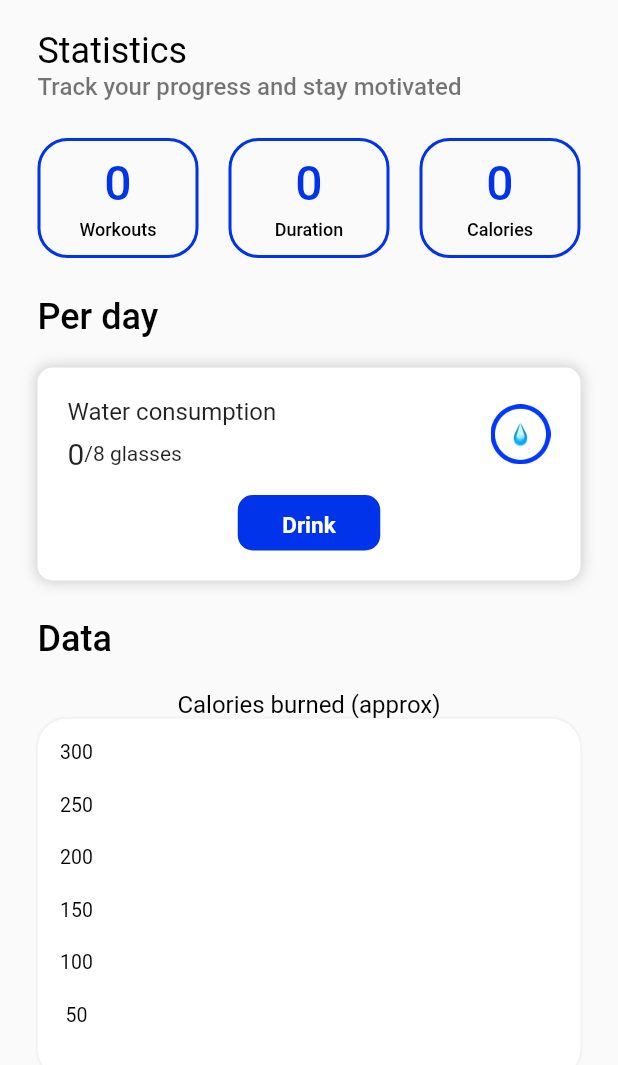
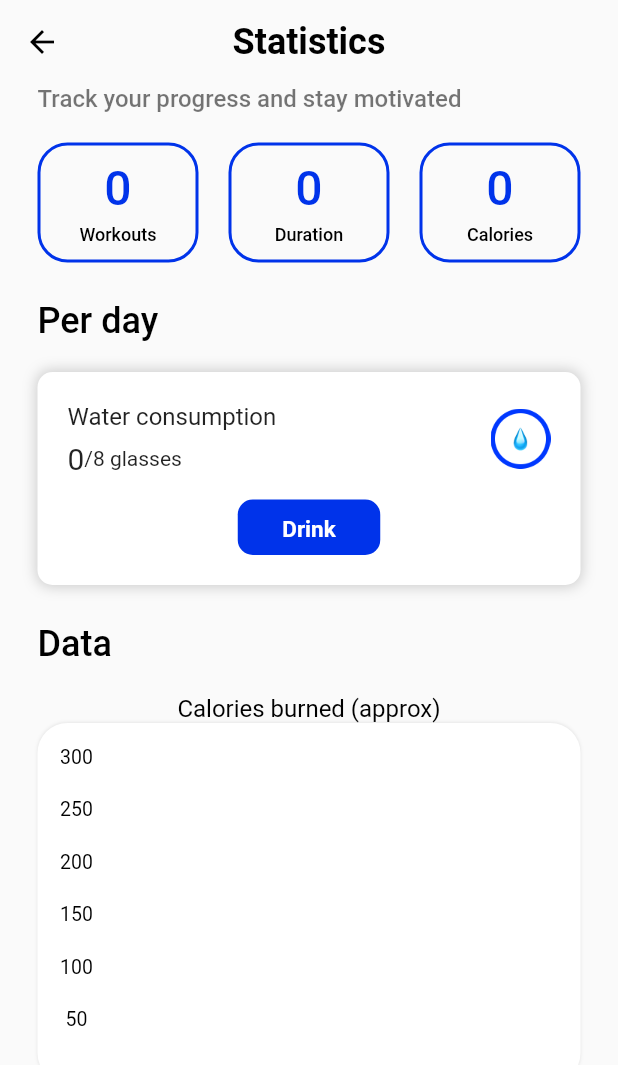
Before and after one commit to Tolibzhon/AquaFit, a Flutter app: the StatisticsScreen screen opened directly, on a phone screen of 412 x 824 dp. Shown: the top 1065 px of the screen. Run offline on Flutter 3.47's test engine with Material 2 defaults, Android fonts, the phone set to English and light mode, and no system bars; our stand-ins replace cached_network_image, firebase_core, firebase_database, flutter_bloc, freezed_annotation, hive_flutter and 4 more; missing offline and left inert: apphud; accounts and stored records are empty; network calls fail; statements that could not run were skipped.

Commit message:
add changes

```diff
--- a/lib/feature/statistics/presentation/statistics_screen.dart
+++ b/lib/feature/statistics/presentation/statistics_screen.dart
@@ -1,4 +1,5 @@
 import 'package:aqua_fit/feature/statistics/widget/container_widget.dart';
+import 'package:aqua_fit/feature/widgets/custom_app_bar.dart';
 import 'package:aqua_fit/feature/widgets/custom_button.dart';
 import 'package:aqua_fit/feature/widgets/spaces.dart';
 import 'package:aqua_fit/helpers/app_colors.dart';
@@ -17,29 +18,24 @@ class _StatisticsScreenState extends State<StatisticsScreen> {
   @override
   Widget build(BuildContext context) {
     return Scaffold(
-      body: SafeArea(
-        child: SingleChildScrollView(
+      appBar: const CustomAppBar(title: 'Statistics'),
+      body: SingleChildScrollView(
         child: Padding(
           padding: const EdgeInsets.symmetric(horizontal: 25),
           child: Column(
             crossAxisAlignment: CrossAxisAlignment.start,
             children: [
-                const SizedBox(height: 20),
-                Text(
-                  'Statistics',
-                  style: AppTextStyles.s24W400(color: AppColors.black),
-                ),
               Text(
                 'Track your progress and stay motivated',
                 style: AppTextStyles.s16W500(color: Colors.black54),
               ),
-                const SizedBox(height: 25),
-                Row(
+              const SizedBox(height: 20),
+              const Row(
                 children: [
                   ContainerWidget(count: 0, title: 'Workouts'),
-                    const SizedBox(width: 20),
+                  SizedBox(width: 20),
                   ContainerWidget(count: 0, title: 'Duration'),
-                    const SizedBox(width: 20),
+                  SizedBox(width: 20),
                   ContainerWidget(count: 0, title: 'Calories'),
                 ],
               ),
@@ -104,8 +100,7 @@ class _StatisticsScreenState extends State<StatisticsScreen> {
                             //isScrollControlled: true,
                             builder: (BuildContext context) {
                               return StatefulBuilder(builder:
-                                    (BuildContext context,
-                                        StateSetter setState) {
+                                  (BuildContext context, StateSetter setState) {
                                 return FractionallySizedBox(
                                   heightFactor: 0.9,
                                   child: Container(
@@ -198,38 +193,32 @@ class _StatisticsScreenState extends State<StatisticsScreen> {
                           children: [
                             Text(
                               '300',
-                                style:
-                                    AppTextStyles.s13W400(color: Colors.black),
+                              style: AppTextStyles.s13W400(color: Colors.black),
                             ),
                             const SizedBox(height: 20),
                             Text(
                               '250',
-                                style:
-                                    AppTextStyles.s13W400(color: Colors.black),
+                              style: AppTextStyles.s13W400(color: Colors.black),
                             ),
                             const SizedBox(height: 20),
                             Text(
                               '200',
-                                style:
-                                    AppTextStyles.s13W400(color: Colors.black),
+                              style: AppTextStyles.s13W400(color: Colors.black),
                             ),
                             const SizedBox(height: 20),
                             Text(
                               '150',
-                                style:
-                                    AppTextStyles.s13W400(color: Colors.black),
+                              style: AppTextStyles.s13W400(color: Colors.black),
                             ),
                             const SizedBox(height: 20),
                             Text(
                               '100',
-                                style:
-                                    AppTextStyles.s13W400(color: Colors.black),
+                              style: AppTextStyles.s13W400(color: Colors.black),
                             ),
                             const SizedBox(height: 20),
                             Text(
                               '50',
-                                style:
-                                    AppTextStyles.s13W400(color: Colors.black),
+                              style: AppTextStyles.s13W400(color: Colors.black),
                             ),
                             const SizedBox(height: 20),
                           ],
@@ -243,7 +232,6 @@ class _StatisticsScreenState extends State<StatisticsScreen> {
           ),
         ),
       ),
-      ),
     );
   }
 }
--- a/lib/helpers/app_text_styles.dart
+++ b/lib/helpers/app_text_styles.dart
@@ -216,7 +216,7 @@ abstract class AppTextStyles {
         fontWeight: FontWeight.w500,
         color: color ?? Colors.black,
       );
-      static s32W700({Color? color}) => TextStyle(
+  static s32W700({Color? color}) => TextStyle(
         fontSize: 32,
         fontWeight: FontWeight.w700,
         color: color ?? Colors.black,
@@ -251,4 +251,9 @@ abstract class AppTextStyles {
         fontWeight: FontWeight.w700,
         color: color ?? Colors.black,
       );
+  static s128W700({Color? color}) => TextStyle(
+        fontSize: 128,
+        fontWeight: FontWeight.w700,
+        color: color ?? Colors.black,
+      );
 }
```
Also changed, not shown: lib/feature/plan/presentation/start_screen.dart (+53 -1 lines). Lines whose indentation alone changed are shown as unchanged.
